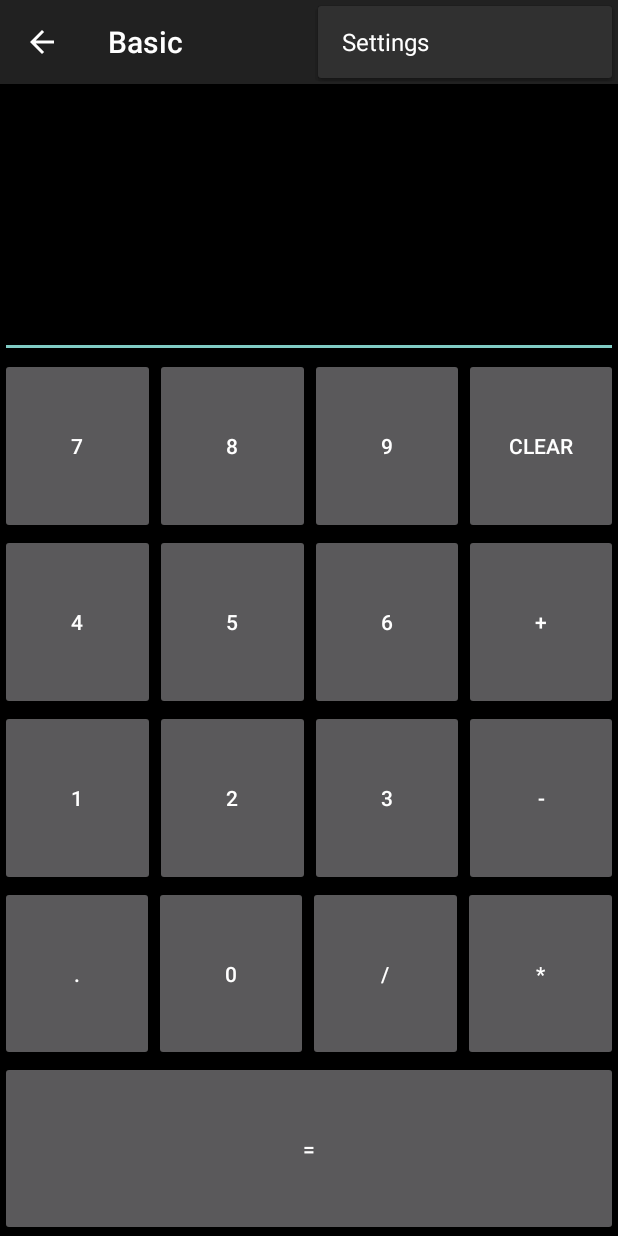
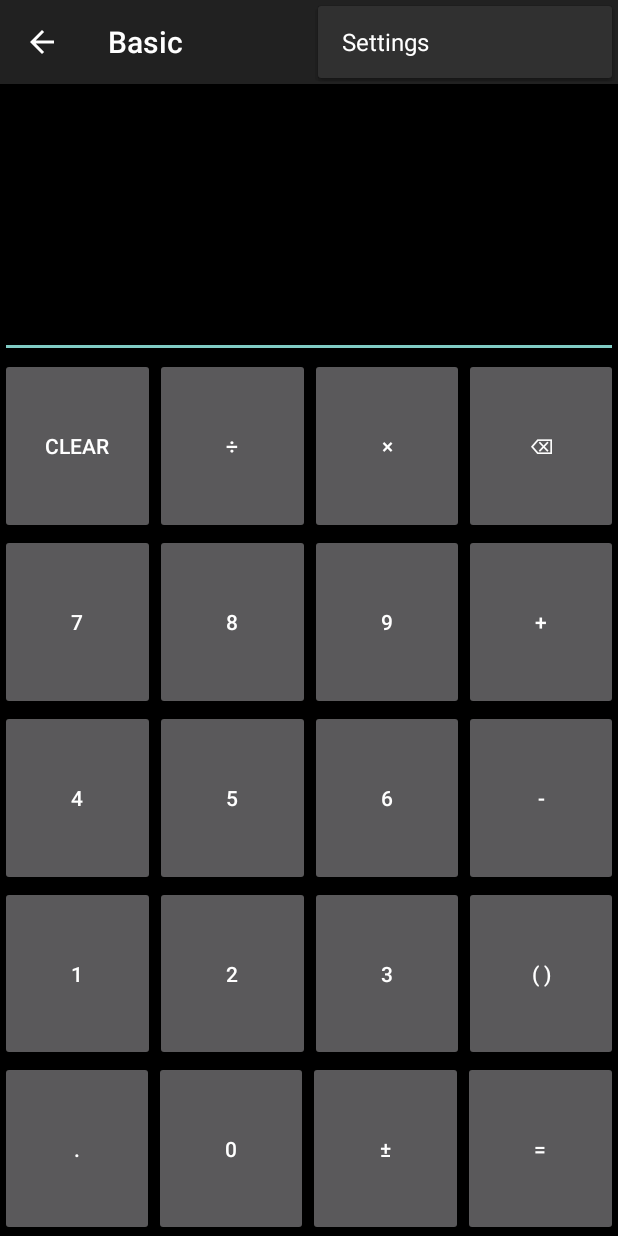
Before and after one commit to LivInTheLookingGlass/MultiCalc, an Android app: the screen it shows after launch (MainActivity), with the options menu open, on a phone screen of 412 x 824 dp. Run offline under Robolectric (Android 15) with nearby library versions, the phone set to English and light mode, and no system bars; 2 statements that could not run were skipped.

Commit message:
Change layout to something more familiar

```diff
--- a/app/src/main/res/layout/activity_main.xml
+++ b/app/src/main/res/layout/activity_main.xml
@@ -26,6 +26,50 @@
             android:layout_height="fill_parent"
             android:layout_weight="0.09"
             />
+
+    <LinearLayout
+        android:id="@+id/row0"
+        android:orientation="horizontal"
+        android:layout_width="fill_parent"
+        android:layout_height="fill_parent"
+        android:layout_weight="0.1">
+
+        <Button
+            android:id="@+id/Btnclear_id"
+            android:layout_width="fill_parent"
+            android:layout_height="fill_parent"
+            android:layout_weight="0.25"
+            android:text="clear"
+            android:onClick="btnclearClicked"
+            />
+
+        <Button
+            android:id="@+id/Btndivide_id"
+            android:layout_width="fill_parent"
+            android:layout_height="fill_parent"
+            android:layout_weight="0.25"
+            android:text="÷"
+            android:onClick="btndivideClicked"
+            />
+
+        <Button
+            android:id="@+id/Btnmulti_id"
+            android:layout_width="fill_parent"
+            android:layout_height="fill_parent"
+            android:layout_weight="0.25"
+            android:text="×"
+            android:onClick="btnmultiClicked"
+            />
+
+        <Button
+            android:id="@+id/Btnback_id"
+            android:layout_width="fill_parent"
+            android:layout_height="fill_parent"
+            android:layout_weight="0.25"
+            android:text="⌫"
+            android:onClick="btnbackClicked"
+            />
+    </LinearLayout>
 
         <LinearLayout
             android:id="@+id/row1"
@@ -61,12 +105,12 @@
                 />
 
             <Button
-                android:id="@+id/Btnclear_id"
+                android:id="@+id/Btnplus_id"
                 android:layout_width="fill_parent"
                 android:layout_height="fill_parent"
                 android:layout_weight="1"
-                android:text="clear"
-                android:onClick="btnclearClicked"
+                android:text="+"
+                android:onClick="btnplusClicked"
                 />
         </LinearLayout>
 
@@ -106,12 +150,12 @@
                 />
 
             <Button
-                android:id="@+id/Btnplus_id"
+                android:id="@+id/Btnminus_id"
                 android:layout_width="fill_parent"
                 android:layout_height="fill_parent"
                 android:layout_weight="1"
-                android:text="+"
-                android:onClick="btnplusClicked"
+                android:text="-"
+                android:onClick="btnminusClicked"
                 />
         </LinearLayout>
 
@@ -151,12 +195,12 @@
                 />
 
             <Button
-                android:id="@+id/Btnminus_id"
+                android:id="@+id/BtnPar_id"
                 android:layout_width="fill_parent"
                 android:layout_height="fill_parent"
                 android:layout_weight="1"
-                android:text="-"
-                android:onClick="btnminusClicked"
+                android:text="( )"
+                android:onClick="btPar3Clicked"
                 />
         </LinearLayout>
 
@@ -187,33 +231,24 @@
                 />
 
             <Button
-                android:id="@+id/Btndivide_id"
+                android:id="@+id/Btnsign_id"
                 android:layout_width="0dp"
                 android:layout_height="fill_parent"
                 android:layout_weight="0.25"
-                android:text="/"
-                android:onClick="btndivideClicked"
+                android:text="±"
+                android:onClick="btnSignClicked"
                 />
 
             <Button
-                android:id="@+id/Btnmulti_id"
+                android:layout_below="@id/row4"
+                android:id="@+id/Btnequal_id"
                 android:layout_width="0dp"
                 android:layout_height="fill_parent"
                 android:layout_weight="0.25"
-                android:text="*"
-                android:onClick="btnmultiClicked"
+                android:text="="
+                android:onClick="btnequalClicked"
                 />
         </LinearLayout>
-
-        <Button
-            android:layout_below="@id/row4"
-            android:id="@+id/Btnequal_id"
-            android:layout_width="fill_parent"
-            android:layout_height="fill_parent"
-            android:layout_weight="0.1"
-            android:text="="
-            android:onClick="btnequalClicked"
-            />
     </LinearLayout>
 
     <FrameLayout xmlns:android="http://schemas.android.com/apk/res/android"
```
